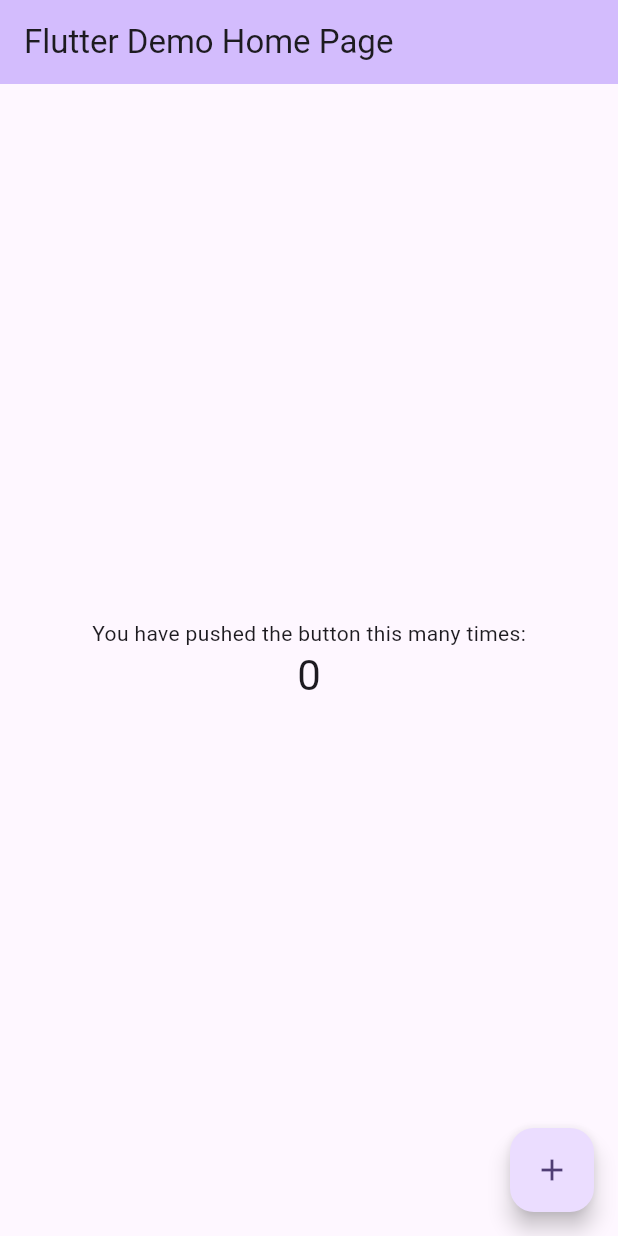
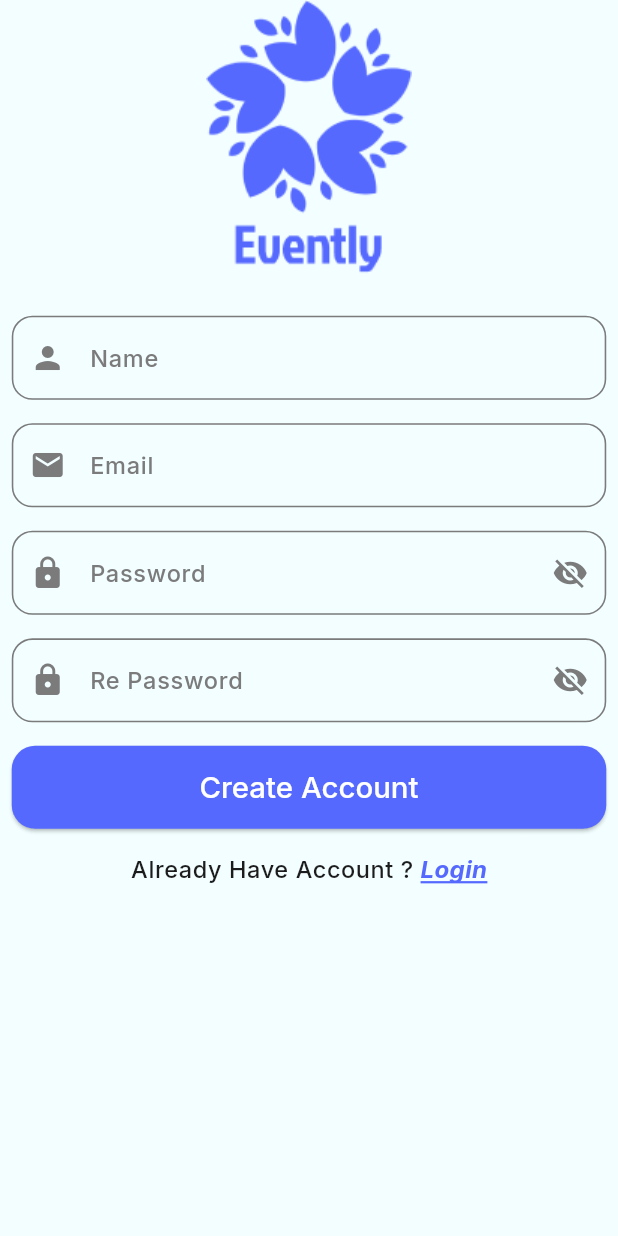
Before and after one commit to menna11420/Evently-App, a Flutter app: the screen it shows after launch, on a phone screen of 412 x 824 dp. Run offline on Flutter 3.47's test engine with Material 3 defaults, Android fonts, the phone set to English and light mode, and no system bars; our stand-ins replace flutter_screenutil, google_fonts.

Commit message:
finished register screen ui

```diff
--- /dev/null
+++ b/lib/config/theme/theme_manager.dart
@@ -0,0 +1,49 @@
+import 'package:evently_app/core/resources/colors_manager.dart';
+import 'package:flutter/material.dart';
+import 'package:flutter_screenutil/flutter_screenutil.dart';
+import 'package:google_fonts/google_fonts.dart';
+
+class ThemeManager{
+  static final ThemeData light = ThemeData(
+      scaffoldBackgroundColor: ColorsManager.whiteBlue,
+      inputDecorationTheme: InputDecorationTheme(
+        enabledBorder: OutlineInputBorder(
+          borderRadius: BorderRadius.circular(14.r),
+          borderSide: BorderSide(color: ColorsManager.gray,width: 1.w),
+        ),
+        focusedBorder: OutlineInputBorder(
+            borderRadius: BorderRadius.circular(14.r),
+            borderSide: BorderSide(color: ColorsManager.gray,width: 1.w)
+        ),
+        errorBorder: OutlineInputBorder(
+            borderRadius: BorderRadius.circular(14.r),
+            borderSide: BorderSide(color: ColorsManager.red,width: 1.w)
+        ),
+        focusedErrorBorder: OutlineInputBorder(
+            borderRadius: BorderRadius.circular(14.r),
+            borderSide: BorderSide(color: ColorsManager.red,width: 1.w)
+        ),
+        prefixIconColor: ColorsManager.gray,
+        suffixIconColor: ColorsManager.gray,
+        labelStyle: GoogleFonts.inter(color: ColorsManager.gray,fontSize: 16.sp,fontWeight:FontWeight.w500)
+
+      ),
+      elevatedButtonTheme: ElevatedButtonThemeData(
+        style: ElevatedButton.styleFrom(
+          shape: RoundedRectangleBorder(
+              borderRadius: BorderRadius.circular(16.r)
+          ),
+          padding: REdgeInsets.symmetric(vertical: 16,),
+          backgroundColor: ColorsManager.blue,
+          foregroundColor: ColorsManager.white,
+          textStyle: GoogleFonts.inter(color: ColorsManager.white,fontSize: 20.sp,fontWeight:FontWeight.w500)
+
+      )
+      ),
+    textTheme: TextTheme(
+      bodySmall: GoogleFonts.inter(color: ColorsManager.black1C,fontSize: 16.sp,fontWeight:FontWeight.w500)
+
+  )
+  );
+  static final ThemeData dark = ThemeData();
+}
--- /dev/null
+++ b/lib/core/resources/assets_manager.dart
@@ -0,0 +1,9 @@
+abstract class ImagesAssets {
+  static const String base = "assets/images/";
+  static const String eventlyLogo = "${base}evently_logo.png";
+}
+
+abstract class IconsAssets {
+  static const String base = "assets/icons";
+  static const String quran = "$base/quran.png";
+}
--- /dev/null
+++ b/lib/core/resources/colors_manager.dart
@@ -0,0 +1,11 @@
+import 'dart:ui';
+
+abstract class ColorsManager{
+  static const Color black = Color(0xFF202020);
+  static const Color black1C = Color(0xFF1C1C1C);
+  static const Color white= Color(0xFFFFFFFF);
+  static const Color whiteBlue= Color(0xFFF2FEFF);
+  static const Color blue= Color(0xFF5669FF);
+  static const Color gray= Color(0xFF7B7B7B);
+  static const Color red= Color(0xFFE43E2B);
+}
--- /dev/null
+++ b/lib/core/routes_manager/app_routes.dart
@@ -0,0 +1,7 @@
+class AppRoutes{
+  static const String login = "/login";
+  static const String register = "/register";
+  // static const String splash = "splash";
+  // static const String onBoarding = "onBoarding";
+  // static const String mainLayout = "mainLayout";
+}
--- /dev/null
+++ b/lib/core/routes_manager/routes_manager.dart
@@ -0,0 +1,17 @@
+import 'package:evently_app/core/routes_manager/app_routes.dart';
+import 'package:flutter/cupertino.dart';
+import '../../features/authentication/login/login.dart';
+import '../../features/authentication/register/register.dart';
+
+class RoutesManager{
+  static Route? router(RouteSettings settings){
+    switch(settings.name){
+      case AppRoutes.register:{
+        return CupertinoPageRoute(builder: (context) => Register());
+      }
+      case AppRoutes.login:{
+        return CupertinoPageRoute(builder: (context) => Login());
+      }
+    }
+  }
+}
--- /dev/null
+++ b/lib/core/widgets/custom_elevated_button.dart
@@ -0,0 +1,15 @@
+import 'package:flutter/material.dart';
+import 'package:flutter_screenutil/flutter_screenutil.dart';
+
+class CustomElevatedButton extends StatelessWidget {
+  const CustomElevatedButton({super.key,required this.text,required this.onPress});
+  final String text;
+  final VoidCallback onPress;
+
+  @override
+  Widget build(BuildContext context) {
+    return ElevatedButton(
+        onPressed: onPress,
+        child: Text(text));
+  }
+}
--- /dev/null
+++ b/lib/core/widgets/custom_text_button.dart
@@ -0,0 +1,18 @@
+import 'package:evently_app/core/resources/colors_manager.dart';
+import 'package:flutter/material.dart';
+import 'package:google_fonts/google_fonts.dart';
+
+class CustomTextButton extends StatelessWidget {
+  const CustomTextButton({super.key,required this.text,required this.onTap});
+  final String text;
+  final VoidCallback onTap;
+
+  @override
+  Widget build(BuildContext context) {
+    return
+      GestureDetector(
+        onTap: onTap,
+          child: Text(text,style: GoogleFonts.inter(color: ColorsManager.blue,fontSize: 16,fontWeight: FontWeight.bold,fontStyle: FontStyle.italic,decoration: TextDecoration.underline,decorationColor: ColorsManager.blue,),)
+      );
+  }
+}
--- /dev/null
+++ b/lib/core/widgets/custom_text_form_field.dart
@@ -0,0 +1,29 @@
+import 'package:flutter/material.dart';
+import 'package:flutter_screenutil/flutter_screenutil.dart';
+import 'package:google_fonts/google_fonts.dart';
+import '../resources/colors_manager.dart';
+
+class CustomTextFormField extends StatelessWidget {
+  const CustomTextFormField({super.key,required this.labelText, this.prefixIcon, this.suffixIcon,required this.keyboardType, this.isSecure = false});
+  final String labelText;
+  final Widget? prefixIcon;
+  final Widget? suffixIcon;
+  final TextInputType keyboardType;
+  final bool isSecure;
+
+
+  @override
+  Widget build(BuildContext context) {
+    return TextFormField(
+      obscureText: isSecure,
+      style: GoogleFonts.inter(color: ColorsManager.black1C,fontSize: 16.sp,fontWeight:FontWeight.w400),
+      cursorColor: ColorsManager.gray,
+      keyboardType: keyboardType,
+      decoration: InputDecoration(
+          prefixIcon: prefixIcon,
+          suffixIcon: suffixIcon,
+          labelText: labelText,
+      ),
+    );
+  }
+}
--- /dev/null
+++ b/lib/features/authentication/login/login.dart
@@ -0,0 +1,10 @@
+import 'package:flutter/material.dart';
+
+class Login extends StatelessWidget {
+  const Login({super.key});
+
+  @override
+  Widget build(BuildContext context) {
+    return Scaffold();
+  }
+}
--- /dev/null
+++ b/lib/features/authentication/register/register.dart
@@ -0,0 +1,96 @@
+import 'package:evently_app/core/resources/assets_manager.dart';
+import 'package:evently_app/core/widgets/custom_elevated_button.dart';
+import 'package:evently_app/core/widgets/custom_text_button.dart';
+import 'package:evently_app/core/widgets/custom_text_form_field.dart';
+import 'package:flutter/cupertino.dart';
+import 'package:flutter/material.dart';
+import 'package:flutter_screenutil/flutter_screenutil.dart';
+
+class Register extends StatefulWidget {
+  const Register({super.key});
+
+  @override
+  State<Register> createState() => _RegisterState();
+}
+
+class _RegisterState extends State<Register> {
+  bool securePassword = true;
+  bool secureRePassword = true;
+  @override
+  Widget build(BuildContext context) {
+    return Scaffold(
+      resizeToAvoidBottomInset: false,
+      body: Padding(
+        padding: REdgeInsets.only(left: 8,right: 8,bottom: MediaQuery.of(context).viewInsets.top),
+        child: SingleChildScrollView(
+          child: Column(
+            children: [
+              Image.asset(ImagesAssets.eventlyLogo),
+              Column(
+                crossAxisAlignment: CrossAxisAlignment.stretch,
+                children: [
+                  SizedBox(height: 24.h),
+                  CustomTextFormField(
+                    labelText: "Name",
+                    prefixIcon: Icon(Icons.person),
+                    keyboardType: TextInputType.name,
+                  ),
+                  SizedBox(height: 16.h),
+                  CustomTextFormField(
+                    labelText: "Email",
+                    prefixIcon: Icon(Icons.mail),
+                    keyboardType: TextInputType.emailAddress,
+                  ),
+                  SizedBox(height: 16.h),
+                  CustomTextFormField(
+                    labelText: "Password",
+                    prefixIcon: Icon(Icons.lock),
+                    keyboardType: TextInputType.visiblePassword,
+                    suffixIcon: IconButton(
+                      onPressed: _onTogglePasswordIconClicked,
+                      icon: Icon(securePassword ? Icons.visibility_off : Icons.visibility),
+                    ),
+                    isSecure: securePassword,
+                  ),
+                  SizedBox(height: 16.h),
+                  CustomTextFormField(
+                    labelText: "Re Password",
+                    prefixIcon: Icon(Icons.lock),
+                    keyboardType: TextInputType.visiblePassword,
+                    suffixIcon: IconButton(
+                      onPressed: _onToggleRePasswordIconClicked,
+                      icon: Icon(secureRePassword ? Icons.visibility_off : Icons.visibility),
+                    ),
+                    isSecure: secureRePassword,
+                  ),
+                  SizedBox(height: 16.h),
+                  CustomElevatedButton(text: "Create Account", onPress: (){}),
+                  SizedBox(height: 16.h),
+                  Row(
+                    mainAxisAlignment: MainAxisAlignment.center,
+                    children: [
+                      Text("Already Have Account ? ",style: Theme.of(context).textTheme.bodySmall,),
+                      CustomTextButton(text: "Login", onTap: (){})
+                    ],
+                  )
+                ],
+              )
+            ],
+          ),
+        ),
+      ),
+    );
+  }
+
+  void _onTogglePasswordIconClicked(){
+    setState(() {
+      securePassword = !securePassword;
+    });
+  }
+
+  void _onToggleRePasswordIconClicked(){
+    setState(() {
+      secureRePassword = !secureRePassword;
+    });
+  }
+}
--- a/lib/main.dart
+++ b/lib/main.dart
@@ -1,122 +1,31 @@
+import 'package:evently_app/config/theme/theme_manager.dart';
+import 'package:evently_app/core/routes_manager/routes_manager.dart';
 import 'package:flutter/material.dart';
+import 'package:flutter_screenutil/flutter_screenutil.dart';
+import 'core/routes_manager/app_routes.dart';
 
 void main() {
-  runApp(const MyApp());
+  runApp(const EventlyApp());
 }
 
-class MyApp extends StatelessWidget {
-  const MyApp({super.key});
+class EventlyApp extends StatelessWidget {
+  const EventlyApp({super.key});
 
   // This widget is the root of your application.
   @override
   Widget build(BuildContext context) {
-    return MaterialApp(
-      title: 'Flutter Demo',
-      theme: ThemeData(
-        // This is the theme of your application.
-        //
-        // TRY THIS: Try running your application with "flutter run". You'll see
-        // the application has a purple toolbar. Then, without quitting the app,
-        // try changing the seedColor in the colorScheme below to Colors.green
-        // and then invoke "hot reload" (save your changes or press the "hot
-        // reload" button in a Flutter-supported IDE, or press "r" if you used
-        // the command line to start the app).
-        //
-        // Notice that the counter didn't reset back to zero; the application
-        // state is not lost during the reload. To reset the state, use hot
-        // restart instead.
-        //
-        // This works for code too, not just values: Most code changes can be
-        // tested with just a hot reload.
-        colorScheme: ColorScheme.fromSeed(seedColor: Colors.deepPurple),
-      ),
-      home: const MyHomePage(title: 'Flutter Demo Home Page'),
-    );
+    return ScreenUtilInit(
+        designSize: Size(393, 841),
+        minTextAdapt: true,
+        splitScreenMode: true,
+        builder: (context, child) => MaterialApp(
+          debugShowCheckedModeBanner: false,
+          onGenerateRoute: RoutesManager.router,
+          initialRoute: AppRoutes.register,
+          theme: ThemeManager.light,
+          darkTheme: ThemeManager.dark,
+          locale: Locale("en"),
+        ),
+      );
   }
 }
-
-class MyHomePage extends StatefulWidget {
-  const MyHomePage({super.key, required this.title});
-
-  // This widget is the home page of your application. It is stateful, meaning
-  // that it has a State object (defined below) that contains fields that affect
-  // how it looks.
-
-  // This class is the configuration for the state. It holds the values (in this
-  // case the title) provided by the parent (in this case the App widget) and
-  // used by the build method of the State. Fields in a Widget subclass are
-  // always marked "final".
-
-  final String title;
-
-  @override
-  State<MyHomePage> createState() => _MyHomePageState();
-}
-
-class _MyHomePageState extends State<MyHomePage> {
-  int _counter = 0;
-
-  void _incrementCounter() {
-    setState(() {
-      // This call to setState tells the Flutter framework that something has
-      // changed in this State, which causes it to rerun the build method below
-      // so that the display can reflect the updated values. If we changed
-      // _counter without calling setState(), then the build method would not be
-      // called again, and so nothing would appear to happen.
-      _counter++;
-    });
-  }
-
-  @override
-  Widget build(BuildContext context) {
-    // This method is rerun every time setState is called, for instance as done
-    // by the _incrementCounter method above.
-    //
-    // The Flutter framework has been optimized to make rerunning build methods
-    // fast, so that you can just rebuild anything that needs updating rather
-    // than having to individually change instances of widgets.
-    return Scaffold(
-      appBar: AppBar(
-        // TRY THIS: Try changing the color here to a specific color (to
-        // Colors.amber, perhaps?) and trigger a hot reload to see the AppBar
-        // change color while the other colors stay the same.
-        backgroundColor: Theme.of(context).colorScheme.inversePrimary,
-        // Here we take the value from the MyHomePage object that was created by
-        // the App.build method, and use it to set our appbar title.
-        title: Text(widget.title),
-      ),
-      body: Center(
-        // Center is a layout widget. It takes a single child and positions it
-        // in the middle of the parent.
-        child: Column(
-          // Column is also a layout widget. It takes a list of children and
-          // arranges them vertically. By default, it sizes itself to fit its
-          // children horizontally, and tries to be as tall as its parent.
-          //
-          // Column has various properties to control how it sizes itself and
-          // how it positions its children. Here we use mainAxisAlignment to
-          // center the children vertically; the main axis here is the vertical
-          // axis because Columns are vertical (the cross axis would be
-          // horizontal).
-          //
-          // TRY THIS: Invoke "debug painting" (choose the "Toggle Debug Paint"
-          // action in the IDE, or press "p" in the console), to see the
-          // wireframe for each widget.
-          mainAxisAlignment: MainAxisAlignment.center,
-          children: <Widget>[
-            const Text('You have pushed the button this many times:'),
-            Text(
-              '$_counter',
-              style: Theme.of(context).textTheme.headlineMedium,
-            ),
-          ],
-        ),
-      ),
-      floatingActionButton: FloatingActionButton(
-        onPressed: _incrementCounter,
-        tooltip: 'Increment',
-        child: const Icon(Icons.add),
-      ), // This trailing comma makes auto-formatting nicer for build methods.
-    );
-  }
-}
--- a/pubspec.yaml
+++ b/pubspec.yaml
@@ -34,6 +34,8 @@ dependencies:
   # The following adds the Cupertino Icons font to your application.
   # Use with the CupertinoIcons class for iOS style icons.
   cupertino_icons: ^1.0.8
+  flutter_screenutil: ^5.9.3
+  google_fonts: ^6.3.2
 
 dev_dependencies:
   flutter_test:
@@ -58,8 +60,8 @@ flutter:
   uses-material-design: true
 
   # To add assets to your application, add an assets section, like this:
-  # assets:
-  #   - images/a_dot_burr.jpeg
+  assets:
+    - assets/images/
   #   - images/a_dot_ham.jpeg
 
   # An image asset can refer to one or more resolution-specific "variants", see
```
Also changed, not shown: assets/images/2.0x/evently_logo@2x.png (added), assets/images/3.0x/evently_logo@3x.png (added), assets/images/evently_logo.png (added), pubspec.lock, 7 other files.
